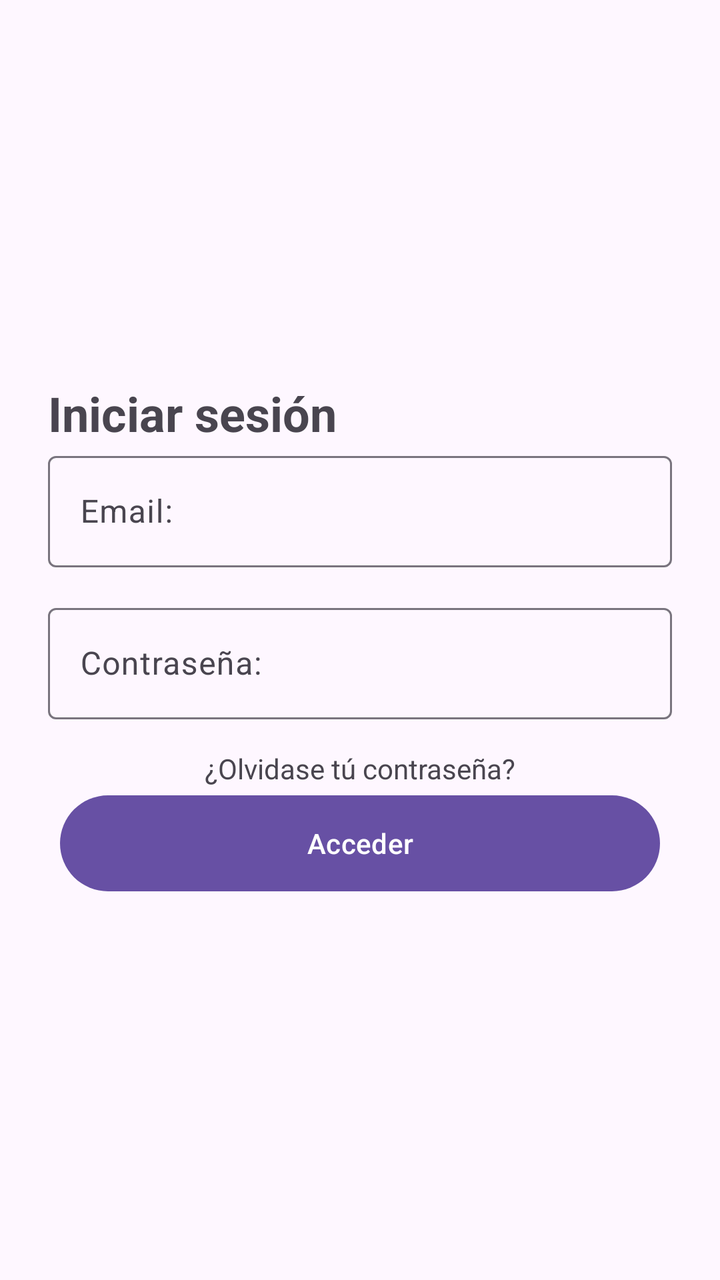
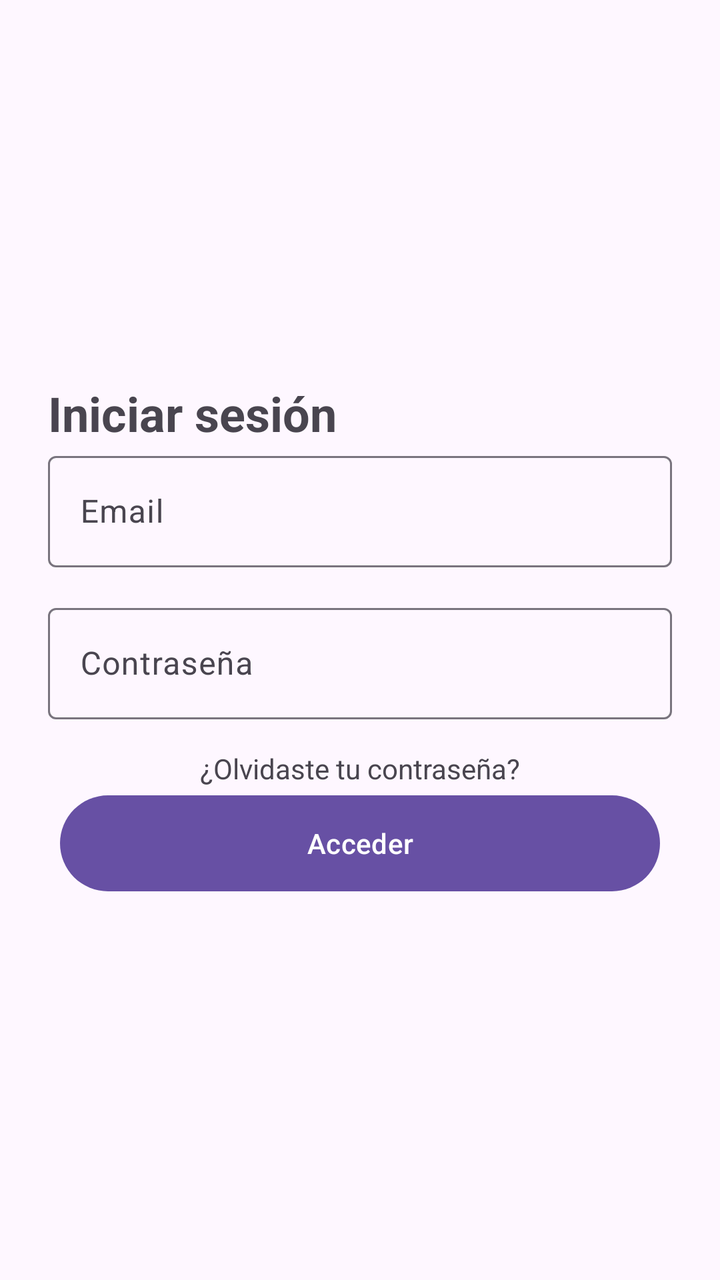

Compare the two renders of this Android layout. The source of the first and the diff that turns it into the second are given below.
<!-- AndroidManifest.xml: application theme Theme.CestaFamiliar -->
<!-- res/layout/activity_login.xml -->
<?xml version="1.0" encoding="utf-8"?>
<LinearLayout xmlns:android="http://schemas.android.com/apk/res/android"
    xmlns:app="http://schemas.android.com/apk/res-auto"
    android:id="@+id/nombre"
    android:layout_width="match_parent"
    android:layout_height="match_parent"
    android:layout_gravity="end"
    android:gravity="center"
    android:orientation="vertical"
    android:padding="24dp">

    <TextView
        android:id="@+id/tvTitulo"
        android:layout_width="match_parent"
        android:layout_height="wrap_content"
        android:text="Iniciar sesión"
        android:textSize="24sp"
        android:textStyle="bold" />

    <com.google.android.material.textfield.TextInputLayout
        android:layout_width="match_parent"
        android:layout_height="76dp"
        app:hintAnimationEnabled="false">

        <com.google.android.material.textfield.TextInputEditText
            android:id="@+id/tinputEmail"
            android:layout_width="match_parent"
            android:layout_height="wrap_content"
            android:hint="Email:"
            android:inputType="textEmailAddress" />
    </com.google.android.material.textfield.TextInputLayout>

    <com.google.android.material.textfield.TextInputLayout
        android:layout_width="match_parent"
        android:layout_height="76dp"
        app:hintAnimationEnabled="false">

        <com.google.android.material.textfield.TextInputEditText
            android:id="@+id/tinputContraseña"
            android:layout_width="match_parent"
            android:layout_height="wrap_content"
            android:hint="Contraseña:"
            android:inputType="textPassword"
            android:password="true" />
    </com.google.android.material.textfield.TextInputLayout>

    <TextView
        android:id="@+id/tvRecuperarContraseña"
        android:layout_width="match_parent"
        android:layout_height="19dp"
        android:text="¿Olvidase tú contraseña?"
        android:textAlignment="center" />

    <Button
        android:id="@+id/button"
        android:layout_width="300dp"
        android:layout_height="56dp"
        android:text="Acceder" />

</LinearLayout>
<!-- resources referenced by this layout -->
<resources>
  <style name="Theme.CestaFamiliar" parent="Base.Theme.CestaFamiliar" />
  <style name="Base.Theme.CestaFamiliar" parent="Theme.Material3.DayNight.NoActionBar">
          
          
      </style>
</resources>

<!-- the commit's change to res/layout/activity_login.xml (unified diff, before → after) -->
@@ -1,7 +1,7 @@
 <?xml version="1.0" encoding="utf-8"?>
 <LinearLayout xmlns:android="http://schemas.android.com/apk/res/android"
     xmlns:app="http://schemas.android.com/apk/res-auto"
-    android:id="@+id/nombre"
+    android:id="@+id/layout_login"
     android:layout_width="match_parent"
     android:layout_height="match_parent"
     android:layout_gravity="end"
@@ -10,51 +10,52 @@
     android:padding="24dp">
 
     <TextView
-        android:id="@+id/tvTitulo"
+        android:id="@+id/tv_titulo"
         android:layout_width="match_parent"
         android:layout_height="wrap_content"
-        android:text="Iniciar sesión"
+        android:text="@string/title_iniciar_sesion"
         android:textSize="24sp"
         android:textStyle="bold" />
 
     <com.google.android.material.textfield.TextInputLayout
+        android:id="@+id/til_email"
         android:layout_width="match_parent"
         android:layout_height="76dp"
         app:hintAnimationEnabled="false">
 
         <com.google.android.material.textfield.TextInputEditText
-            android:id="@+id/tinputEmail"
+            android:id="@+id/et_email"
             android:layout_width="match_parent"
             android:layout_height="wrap_content"
-            android:hint="Email:"
+            android:hint="@string/hint_email"
             android:inputType="textEmailAddress" />
     </com.google.android.material.textfield.TextInputLayout>
 
     <com.google.android.material.textfield.TextInputLayout
+        android:id="@+id/til_password"
         android:layout_width="match_parent"
         android:layout_height="76dp"
         app:hintAnimationEnabled="false">
 
         <com.google.android.material.textfield.TextInputEditText
-            android:id="@+id/tinputContraseña"
+            android:id="@+id/et_password"
             android:layout_width="match_parent"
             android:layout_height="wrap_content"
-            android:hint="Contraseña:"
-            android:inputType="textPassword"
-            android:password="true" />
+            android:hint="@string/hint_password"
+            android:inputType="textPassword" />
     </com.google.android.material.textfield.TextInputLayout>
 
     <TextView
-        android:id="@+id/tvRecuperarContraseña"
+        android:id="@+id/tv_recuperar_contrasena"
         android:layout_width="match_parent"
         android:layout_height="19dp"
-        android:text="¿Olvidase tú contraseña?"
+        android:text="@string/link_olvidaste_pass"
         android:textAlignment="center" />
 
     <Button
-        android:id="@+id/button"
+        android:id="@+id/btn_acceder"
         android:layout_width="300dp"
         android:layout_height="56dp"
-        android:text="Acceder" />
+        android:text="@string/btn_acceder" />
 
 </LinearLayout>
<!-- resource entries referenced after the edit -->
@@ -1,5 +1,10 @@
 <!-- resources referenced by this layout -->
 <resources>
+  <string name="btn_acceder">Acceder</string>
+  <string name="hint_email">Email</string>
+  <string name="hint_password">Contraseña</string>
+  <string name="link_olvidaste_pass">¿Olvidaste tu contraseña?</string>
+  <string name="title_iniciar_sesion">Iniciar sesión</string>
   <style name="Theme.CestaFamiliar" parent="Base.Theme.CestaFamiliar" />
   <style name="Base.Theme.CestaFamiliar" parent="Theme.Material3.DayNight.NoActionBar">
           
